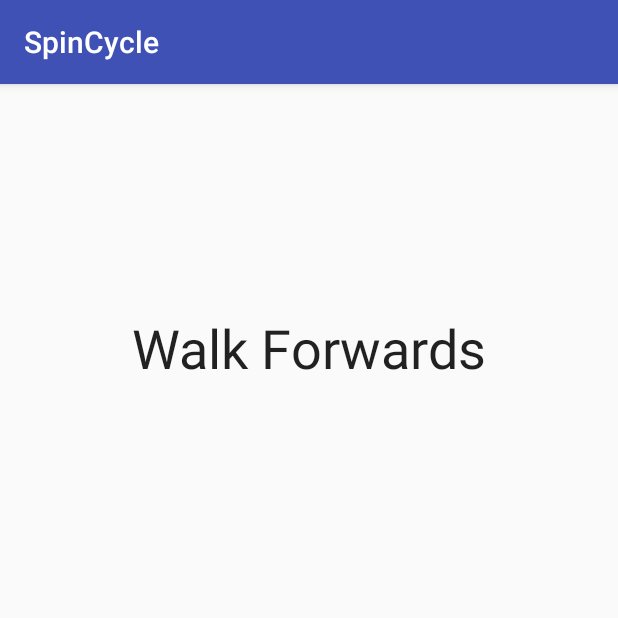
After one commit to kalebingerick/SpinCycle356, an Android app: the LineActivity screen opened directly, with no data from a screen before it, on a phone screen of 412 x 824 dp, the top half of it. The commit adds this screen. Run offline under Robolectric (Android 15) with nearby library versions, the phone set to English and light mode, and no system bars.

Commit message:
It aint pretty or calibrated well, but it works

```diff
--- a/app/src/main/AndroidManifest.xml
+++ b/app/src/main/AndroidManifest.xml
@@ -20,6 +20,7 @@
         </activity>
         <activity android:name=".GPS_Display" />
         <activity android:name=".Spin_Display"></activity>
+        <activity android:name=".LineActivity"></activity>
     </application>
 
 </manifest>
--- /dev/null
+++ b/app/src/main/java/com/example/zach/spincycle/LineActivity.java
@@ -0,0 +1,169 @@
+package com.example.zach.spincycle;
+
+import android.content.Context;
+import android.hardware.Sensor;
+import android.hardware.SensorEvent;
+import android.hardware.SensorEventListener;
+import android.hardware.SensorManager;
+import android.support.v7.app.AppCompatActivity;
+import android.os.Bundle;
+import android.widget.TextView;
+
+public class LineActivity extends AppCompatActivity implements SensorEventListener{
+
+    public final int numSteps = 10;
+
+    private SensorManager mSensorManager;
+    private SensorEventListener mSensorListener;
+    private Sensor mOrient;
+    private TextView status;
+    private TextView accelText;
+    private float   mLimit = 1;
+    private float   mLastValues[] = new float[3*2];
+    private float   mScale[] = new float[2];
+    private float   mYOffset;
+
+    private float   mLastDirections[] = new float[3*2];
+    private float   mLastExtremes[][] = { new float[3*2], new float[3*2] };
+    private float   mLastDiff[] = new float[3*2];
+    private int     mLastMatch = -1;
+    private int pointsRecorded = 0;
+    private int iOrient = 0;
+    private float[] orientations = new float[numSteps];
+    private float[] curOrient = new float[3];           //used to smooth out data
+
+    @Override
+    protected void onCreate(Bundle savedInstanceState) {
+        super.onCreate(savedInstanceState);
+        setContentView(R.layout.activity_line);
+        mSensorManager = (SensorManager) getSystemService(Context.SENSOR_SERVICE);
+        mOrient = mSensorManager.getDefaultSensor(Sensor.TYPE_ORIENTATION);
+        status = (TextView) findViewById(R.id.status);
+        accelText = (TextView) findViewById(R.id.accel);
+        int h = 480;
+        mYOffset = h * 0.5f;
+        mScale[0] = - (h * 0.5f * (1.0f / (SensorManager.STANDARD_GRAVITY * 2)));
+        mScale[1] = - (h * 0.5f * (1.0f / (SensorManager.MAGNETIC_FIELD_EARTH_MAX)));
+
+        mSensorListener = new SensorEventListener() {
+            int steps = 0;
+            @Override
+            public void onAccuracyChanged(Sensor arg0, int arg1) {
+            }
+
+            @Override
+            public void onSensorChanged(SensorEvent event) {
+
+                float vSum = 0;
+                for (int i=0 ; i<3 ; i++) {
+                    final float v = mYOffset + event.values[i] * mScale[1];
+                    vSum += v;
+                }
+                int k = 0;
+                float v = vSum / 3;
+
+                float direction = (v > mLastValues[k] ? 1 : (v < mLastValues[k] ? -1 : 0));
+                if (direction == - mLastDirections[k]) {
+                    // Direction changed
+                    int extType = (direction > 0 ? 0 : 1); // minumum or maximum?
+                    mLastExtremes[extType][k] = mLastValues[k];
+                    float diff = Math.abs(mLastExtremes[extType][k] - mLastExtremes[1 - extType][k]);
+
+                    if (diff > mLimit) {
+
+                        boolean isAlmostAsLargeAsPrevious = diff > (mLastDiff[k]*2/3);
+                        boolean isPreviousLargeEnough = mLastDiff[k] > (diff/3);
+                        boolean isNotContra = (mLastMatch != 1 - extType);
+
+                        if (isAlmostAsLargeAsPrevious && isPreviousLargeEnough && isNotContra) {
+                            steps++;
+                            if(steps > numSteps){
+                                mSensorManager.unregisterListener(this);
+                                return;
+                            }
+                            iOrient = 0;
+                            mLastMatch = extType;
+                        }
+                        else {
+                            mLastMatch = -1;
+                        }
+                    }
+                    mLastDiff[k] = diff;
+                }
+                mLastDirections[k] = direction;
+                mLastValues[k] = v;
+            }
+        };
+        mSensorManager.registerListener(mSensorListener, mSensorManager.getDefaultSensor(Sensor.TYPE_LINEAR_ACCELERATION), SensorManager.SENSOR_DELAY_GAME);
+    }
+
+    /**
+     * Called when there is a new sensor event.  Note that "on changed"
+     * is somewhat of a misnomer, as this will also be called if we have a
+     * new reading from a sensor with the exact same sensor values (but a
+     * newer timestamp).
+     * <p>
+     * <p>See {@link SensorManager SensorManager}
+     * for details on possible sensor types.
+     * <p>See also {@link SensorEvent SensorEvent}.
+     * <p>
+     * <p><b>NOTE:</b> The application doesn't own the
+     * {@link SensorEvent event}
+     * object passed as a parameter and therefore cannot hold on to it.
+     * The object may be part of an internal pool and may be reused by
+     * the framework.
+     *
+     * @param event the {@link SensorEvent SensorEvent}.
+     */
+    @Override
+    public void onSensorChanged(SensorEvent event) {
+        if(iOrient > -1){
+            if(pointsRecorded >= numSteps){
+                float sd = 0f;
+                float sum = 0f;
+                mSensorManager.unregisterListener(this);
+                for(float f : orientations)
+                    sum += f;
+                float average = sum / pointsRecorded;
+                //status.setText("Average orientation = " + average);
+                for(float f : orientations)
+                    sd += Math.pow(f - average,2) / pointsRecorded;
+                Double stdDev = Math.sqrt(sd);
+                int score = stdDev < 2 ? 100 : (int)(102 - stdDev);
+                status.setText("Score:");
+                accelText.setText(score + "%");
+                return;
+            }
+            orientations[pointsRecorded++] = Math.abs( 180 - event.values[0] );
+            iOrient = -1;
+        }
+    }
+
+    /**
+     * Called when the accuracy of the registered sensor has changed.  Unlike
+     * onSensorChanged(), this is only called when this accuracy value changes.
+     * <p>
+     * <p>See the SENSOR_STATUS_* constants in
+     * {@link SensorManager SensorManager} for details.
+     *
+     * @param sensor
+     * @param accuracy The new accuracy of this sensor, one of
+     *                 {@code SensorManager.SENSOR_STATUS_*}
+     */
+    @Override
+    public void onAccuracyChanged(Sensor sensor, int accuracy) {
+
+    }
+
+    @Override
+    protected void onResume() {
+        super.onResume();
+        mSensorManager.registerListener(this, mOrient, SensorManager.SENSOR_DELAY_UI);
+    }
+
+    @Override
+    protected void onPause() {
+        super.onPause();
+        mSensorManager.unregisterListener(this);
+    }
+}
--- a/app/src/main/java/com/example/zach/spincycle/Spin_Display.java
+++ b/app/src/main/java/com/example/zach/spincycle/Spin_Display.java
@@ -50,7 +50,8 @@ public class Spin_Display extends AppCompatActivity  implements SensorEventListe
         spin_count.setText(String.valueOf(final_count));
         synchronized (this) {
             if (final_count == 0 && !soundPlayed) {
-                Intent intent = new Intent(Spin_Display.this, MainActivity.class);
+                //Intent intent = new Intent(Spin_Display.this, MainActivity.class);
+                Intent intent = new Intent(Spin_Display.this, LineActivity.class);
                 startActivity(intent);
                 playSound();
                 soundPlayed = true;
--- /dev/null
+++ b/app/src/main/res/layout/activity_line.xml
@@ -0,0 +1,33 @@
+<?xml version="1.0" encoding="utf-8"?>
+<RelativeLayout xmlns:android="http://schemas.android.com/apk/res/android"
+    xmlns:tools="http://schemas.android.com/tools"
+    android:id="@+id/activity_line"
+    android:layout_width="match_parent"
+    android:layout_height="match_parent"
+    android:paddingBottom="@dimen/activity_vertical_margin"
+    android:paddingLeft="@dimen/activity_horizontal_margin"
+    android:paddingRight="@dimen/activity_horizontal_margin"
+    android:paddingTop="@dimen/activity_vertical_margin"
+    tools:context="com.example.zach.spincycle.LineActivity">
+
+    <TextView
+        android:text="\n\nWalk Forwards"
+        android:layout_width="wrap_content"
+        android:layout_height="wrap_content"
+        android:layout_marginTop="51dp"
+        android:id="@+id/status"
+        android:textAppearance="@style/TextAppearance.AppCompat.Large"
+        android:layout_alignParentTop="true"
+        android:layout_centerHorizontal="true"
+        android:textSize="36sp" />
+
+    <TextView
+        android:layout_width="wrap_content"
+        android:layout_height="wrap_content"
+        android:id="@+id/accel"
+        android:textAppearance="@style/TextAppearance.AppCompat.Large"
+        android:textSize="100sp"
+        android:layout_below="@+id/status"
+        android:layout_centerHorizontal="true"
+        android:layout_marginTop="17dp" />
+</RelativeLayout>
--- a/build.gradle
+++ b/build.gradle
@@ -5,7 +5,7 @@ buildscript {
         jcenter()
     }
     dependencies {
-        classpath 'com.android.tools.build:gradle:2.2.0'
+        classpath 'com.android.tools.build:gradle:2.2.2'
 
         // NOTE: Do not place your application dependencies here; they belong
         // in the individual module build.gradle files
```
Also changed, not shown: app/src/main/java/com/example/zach/spincycle/MainActivity.java (+6 -1 lines).
